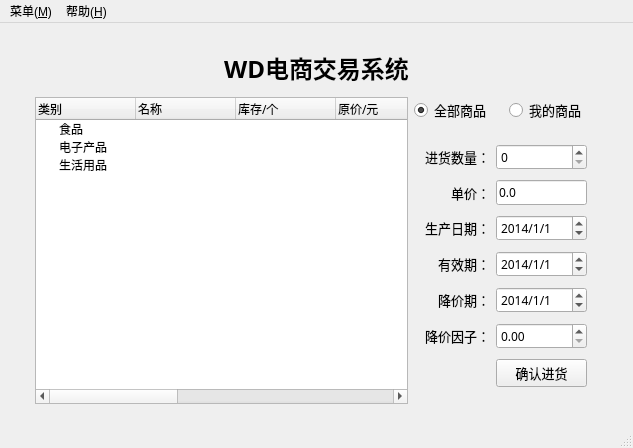
The window that mainwindow.ui (drcege/WD) describes before a commit, drawn with Qt 5.
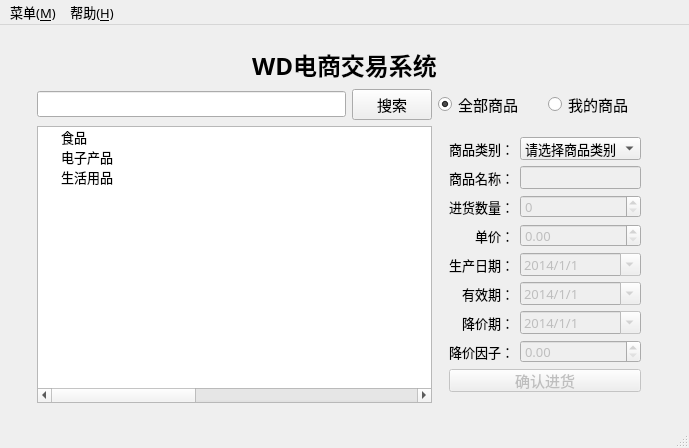
The same window after the commit. The open tabs and pages were chosen to show the change.

Commit message: add combobox, repair widget.enabled

Patch:
```diff
--- a/mainwindow.ui
+++ b/mainwindow.ui
@@ -6,7 +6,7 @@
    <rect>
     <x>0</x>
     <y>0</y>
-    <width>633</width>
+    <width>689</width>
     <height>448</height>
    </rect>
   </property>
@@ -22,6 +22,12 @@
     <height>400</height>
    </size>
   </property>
+  <property name="font">
+   <font>
+    <family>微软雅黑</family>
+    <pointsize>10</pointsize>
+   </font>
+  </property>
   <property name="focusPolicy">
    <enum>Qt::StrongFocus</enum>
   </property>
@@ -497,8 +503,21 @@
        </layout>
       </widget>
       <widget class="QWidget" name="mainPage">
-       <layout class="QGridLayout" name="gridLayout_5" rowstretch="1,1,6" columnstretch="1,28,2,2,1">
-        <item row="0" column="1" colspan="3">
+       <layout class="QGridLayout" name="gridLayout_5" rowstretch="2,1,10" columnstretch="1,20,3,2,2,1">
+        <item row="0" column="0" rowspan="3">
+         <spacer name="horizontalSpacer_3">
+          <property name="orientation">
+           <enum>Qt::Horizontal</enum>
+          </property>
+          <property name="sizeHint" stdset="0">
+           <size>
+            <width>22</width>
+            <height>20</height>
+           </size>
+          </property>
+         </spacer>
+        </item>
+        <item row="0" column="1" colspan="4">
          <widget class="QLabel" name="label_head_2">
           <property name="font">
            <font>
@@ -516,14 +535,101 @@
           </property>
          </widget>
         </item>
-        <item row="1" column="1" rowspan="2">
+        <item row="0" column="5" rowspan="3">
+         <spacer name="horizontalSpacer_5">
+          <property name="orientation">
+           <enum>Qt::Horizontal</enum>
+          </property>
+          <property name="sizeHint" stdset="0">
+           <size>
+            <width>22</width>
+            <height>20</height>
+           </size>
+          </property>
+         </spacer>
+        </item>
+        <item row="1" column="1">
+         <widget class="QLineEdit" name="lineEdit"/>
+        </item>
+        <item row="1" column="2">
+         <widget class="QPushButton" name="pushButton">
+          <property name="font">
+           <font>
+            <pointsize>11</pointsize>
+           </font>
+          </property>
+          <property name="text">
+           <string>搜索</string>
+          </property>
+         </widget>
+        </item>
+        <item row="1" column="3">
+         <widget class="QRadioButton" name="radioButton">
+          <property name="font">
+           <font>
+            <pointsize>11</pointsize>
+           </font>
+          </property>
+          <property name="text">
+           <string>全部商品</string>
+          </property>
+          <property name="checked">
+           <bool>true</bool>
+          </property>
+          <attribute name="buttonGroup">
+           <string notr="true">buttonGroup_2</string>
+          </attribute>
+         </widget>
+        </item>
+        <item row="1" column="4">
+         <widget class="QRadioButton" name="radioButton_2">
+          <property name="font">
+           <font>
+            <pointsize>11</pointsize>
+           </font>
+          </property>
+          <property name="text">
+           <string>我的商品</string>
+          </property>
+          <attribute name="buttonGroup">
+           <string notr="true">buttonGroup_2</string>
+          </attribute>
+         </widget>
+        </item>
+        <item row="2" column="1" colspan="2">
          <widget class="QTreeWidget" name="treeWidget">
+          <property name="font">
+           <font>
+            <pointsize>10</pointsize>
+           </font>
+          </property>
+          <property name="showDropIndicator" stdset="0">
+           <bool>true</bool>
+          </property>
+          <property name="dragEnabled">
+           <bool>false</bool>
+          </property>
+          <property name="dragDropOverwriteMode">
+           <bool>false</bool>
+          </property>
+          <property name="defaultDropAction">
+           <enum>Qt::IgnoreAction</enum>
+          </property>
           <property name="rootIsDecorated">
            <bool>true</bool>
           </property>
           <property name="sortingEnabled">
            <bool>false</bool>
           </property>
+          <property name="wordWrap">
+           <bool>false</bool>
+          </property>
+          <property name="headerHidden">
+           <bool>false</bool>
+          </property>
+          <attribute name="headerVisible">
+           <bool>false</bool>
+          </attribute>
           <attribute name="headerHighlightSections">
            <bool>false</bool>
           </attribute>
@@ -531,56 +637,141 @@
            <property name="text">
             <string>类别</string>
            </property>
+           <property name="font">
+            <font>
+             <family>微软雅黑</family>
+             <pointsize>10</pointsize>
+             <weight>50</weight>
+             <bold>false</bold>
+            </font>
+           </property>
           </column>
           <column>
            <property name="text">
             <string>名称</string>
            </property>
+           <property name="font">
+            <font>
+             <family>微软雅黑</family>
+             <pointsize>10</pointsize>
+             <weight>50</weight>
+             <bold>false</bold>
+            </font>
+           </property>
           </column>
           <column>
            <property name="text">
             <string>库存/个</string>
            </property>
+           <property name="font">
+            <font>
+             <family>微软雅黑</family>
+             <pointsize>10</pointsize>
+             <weight>50</weight>
+             <bold>false</bold>
+            </font>
+           </property>
           </column>
           <column>
            <property name="text">
             <string>原价/元</string>
            </property>
+           <property name="font">
+            <font>
+             <family>微软雅黑</family>
+             <pointsize>10</pointsize>
+             <weight>50</weight>
+             <bold>false</bold>
+            </font>
+           </property>
           </column>
           <column>
            <property name="text">
             <string>现价/元</string>
            </property>
+           <property name="font">
+            <font>
+             <family>微软雅黑</family>
+             <pointsize>10</pointsize>
+             <weight>50</weight>
+             <bold>false</bold>
+            </font>
+           </property>
           </column>
           <column>
            <property name="text">
             <string>卖家</string>
            </property>
+           <property name="font">
+            <font>
+             <family>微软雅黑</family>
+             <pointsize>10</pointsize>
+             <weight>50</weight>
+             <bold>false</bold>
+            </font>
+           </property>
           </column>
           <column>
            <property name="text">
             <string>生产日期</string>
            </property>
+           <property name="font">
+            <font>
+             <family>微软雅黑</family>
+             <pointsize>10</pointsize>
+             <weight>50</weight>
+             <bold>false</bold>
+            </font>
+           </property>
           </column>
           <column>
            <property name="text">
             <string>有效期</string>
            </property>
+           <property name="font">
+            <font>
+             <family>微软雅黑</family>
+             <pointsize>10</pointsize>
+             <weight>50</weight>
+             <bold>false</bold>
+            </font>
+           </property>
           </column>
           <column>
            <property name="text">
             <string>降价期</string>
            </property>
+           <property name="font">
+            <font>
+             <family>微软雅黑</family>
+             <pointsize>10</pointsize>
+             <weight>50</weight>
+             <bold>false</bold>
+            </font>
+           </property>
           </column>
           <column>
            <property name="text">
             <string>降价因子</string>
            </property>
+           <property name="font">
+            <font>
+             <family>微软雅黑</family>
+             <pointsize>10</pointsize>
+             <weight>50</weight>
+             <bold>false</bold>
+            </font>
+           </property>
           </column>
           <item>
            <property name="text">
             <string>食品</string>
            </property>
+           <property name="font">
+            <font>
+             <pointsize>10</pointsize>
+            </font>
+           </property>
            <property name="text">
             <string/>
            </property>
@@ -608,6 +799,17 @@
            <property name="text">
             <string/>
            </property>
+           <property name="font">
+            <font>
+             <family>微软雅黑</family>
+             <pointsize>10</pointsize>
+             <weight>75</weight>
+             <bold>true</bold>
+            </font>
+           </property>
+           <property name="flags">
+            <set>ItemIsSelectable|ItemIsUserCheckable|ItemIsEnabled</set>
+           </property>
           </item>
           <item>
            <property name="text">
@@ -616,6 +818,12 @@
            <property name="text">
             <string/>
            </property>
+           <property name="font">
+            <font>
+             <family>微软雅黑</family>
+             <pointsize>10</pointsize>
+            </font>
+           </property>
            <property name="text">
             <string/>
            </property>
@@ -648,6 +856,12 @@
            <property name="text">
             <string/>
            </property>
+           <property name="font">
+            <font>
+             <family>微软雅黑</family>
+             <pointsize>10</pointsize>
+            </font>
+           </property>
            <property name="text">
             <string/>
            </property>
@@ -675,110 +889,14 @@
           </item>
          </widget>
         </item>
-        <item row="1" column="2">
-         <widget class="QRadioButton" name="radioButton">
-          <property name="font">
-           <font>
-            <pointsize>10</pointsize>
-           </font>
-          </property>
-          <property name="text">
-           <string>全部商品</string>
-          </property>
-          <property name="checked">
-           <bool>true</bool>
-          </property>
-          <attribute name="buttonGroup">
-           <string notr="true">buttonGroup_2</string>
-          </attribute>
-         </widget>
-        </item>
-        <item row="1" column="3">
-         <widget class="QRadioButton" name="radioButton_2">
-          <property name="font">
-           <font>
-            <pointsize>10</pointsize>
-           </font>
-          </property>
-          <property name="text">
-           <string>我的商品</string>
-          </property>
-          <attribute name="buttonGroup">
-           <string notr="true">buttonGroup_2</string>
-          </attribute>
-         </widget>
-        </item>
-        <item row="2" column="0">
-         <spacer name="horizontalSpacer_3">
-          <property name="orientation">
-           <enum>Qt::Horizontal</enum>
-          </property>
-          <property name="sizeHint" stdset="0">
-           <size>
-            <width>22</width>
-            <height>20</height>
-           </size>
-          </property>
-         </spacer>
-        </item>
-        <item row="2" column="2" colspan="2">
+        <item row="2" column="3" colspan="2">
          <widget class="QStackedWidget" name="stackedWidget_2">
           <property name="currentIndex">
            <number>0</number>
           </property>
           <widget class="QWidget" name="page_buyer">
-           <layout class="QGridLayout" name="gridLayout_4" columnstretch="1,1,0">
-            <item row="0" column="2">
-             <widget class="QSpinBox" name="spinBox_buyer">
-              <property name="readOnly">
-               <bool>false</bool>
-              </property>
-             </widget>
-            </item>
-            <item row="0" column="0">
-             <widget class="QLabel" name="label_amount">
-              <property name="font">
-               <font>
-                <family>微软雅黑</family>
-                <pointsize>10</pointsize>
-                <weight>50</weight>
-                <bold>false</bold>
-               </font>
-              </property>
-              <property name="text">
-               <string>购买数量：</string>
-              </property>
-              <property name="alignment">
-               <set>Qt::AlignRight|Qt::AlignTrailing|Qt::AlignVCenter</set>
-              </property>
-             </widget>
-            </item>
-            <item row="1" column="0">
-             <widget class="QLabel" name="label_price">
-              <property name="font">
-               <font>
-                <family>微软雅黑</family>
-                <pointsize>10</pointsize>
-                <weight>50</weight>
-                <bold>false</bold>
-               </font>
-              </property>
-              <property name="text">
-               <string>金额：</string>
-              </property>
-              <property name="alignment">
-               <set>Qt::AlignRight|Qt::AlignTrailing|Qt::AlignVCenter</set>
-              </property>
-             </widget>
-            </item>
-            <item row="1" column="2">
-             <widget class="QLineEdit" name="lineEdit_price">
-              <property name="readOnly">
-               <bool>true</bool>
-              </property>
-             </widget>
-            </item>
-            <item row="2" column="0">
+           <layout class="QGridLayout" name="gridLayout_6" columnstretch="1,1">
+            <item row="3" column="0">
              <widget class="QLabel" name="label_discount">
               <property name="font">
                <font>
@@ -866,8 +984,72 @@
            </layout>
           </widget>
           <widget class="QWidget" name="page_seller">
-           <layout class="QGridLayout" name="gridLayout_6">
+           <layout class="QGridLayout" name="gridLayout_4" columnstretch="1,1">
             <item row="0" column="0">
+             <widget class="QLabel" name="label_class">
+              <property name="font">
+               <font>
+                <pointsize>10</pointsize>
+               </font>
+              </property>
+              <property name="text">
+               <string>商品类别：</string>
+              </property>
+              <property name="alignment">
+               <set>Qt::AlignRight|Qt::AlignTrailing|Qt::AlignVCenter</set>
+              </property>
+             </widget>
+            </item>
+            <item row="0" column="1">
+             <widget class="QComboBox" name="comboBox">
+              <property name="currentText">
+               <string>请选择商品类别</string>
+              </property>
+              <item>
+               <property name="text">
+                <string>请选择商品类别</string>
+               </property>
+              </item>
+              <item>
+               <property name="text">
+                <string>食品</string>
+               </property>
+              </item>
+              <item>
+               <property name="text">
+                <string>电子产品</string>
+               </property>
+              </item>
+              <item>
+               <property name="text">
+                <string>生活用品</string>
+               </property>
+              </item>
+             </widget>
+            </item>
+            <item row="1" column="0">
+             <widget class="QLabel" name="label_name">
+              <property name="font">
+               <font>
+                <pointsize>10</pointsize>
+               </font>
+              </property>
+              <property name="text">
+               <string>商品名称：</string>
+              </property>
+              <property name="alignment">
+               <set>Qt::AlignRight|Qt::AlignTrailing|Qt::AlignVCenter</set>
+              </property>
+             </widget>
+            </item>
+            <item row="1" column="1">
+             <widget class="QLineEdit" name="lineEdit_name">
+              <property name="enabled">
+               <bool>false</bool>
+              </property>
+             </widget>
+            </item>
+            <item row="2" column="0">
              <widget class="QLabel" name="label_in">
               <property name="font">
                <font>
@@ -883,14 +1065,26 @@
               </property>
              </widget>
             </item>
-            <item row="0" column="1">
+            <item row="2" column="1">
              <widget class="QSpinBox" name="spinBox_seller">
+              <property name="enabled">
+               <bool>false</bool>
+              </property>
+              <property name="sizePolicy">
+               <sizepolicy hsizetype="Preferred" vsizetype="Fixed">
+                <horstretch>0</horstretch>
+                <verstretch>0</verstretch>
+               </sizepolicy>
+              </property>
               <property name="readOnly">
                <bool>false</bool>
               </property>
+              <property name="maximum">
+               <number>9999</number>
+              </property>
              </widget>
             </item>
-            <item row="1" column="0">
+            <item row="3" column="0">
              <widget class="QLabel" name="label_unit">
               <property name="font">
                <font>
@@ -906,14 +1100,7 @@
               </property>
              </widget>
             </item>
-            <item row="1" column="1">
-             <widget class="QLineEdit" name="lineEdit_unit">
-              <property name="text">
-               <string>0.0</string>
-              </property>
-             </widget>
-            </item>
-            <item row="2" column="0">
+            <item row="4" column="0">
              <widget class="QLabel" name="label_produce">
               <property name="font">
                <font>
@@ -929,11 +1116,23 @@
               </property>
              </widget>
             </item>
-            <item row="2" column="1">
+            <item row="4" column="1">
              <widget class="QDateEdit" name="dateEdit_produce">
+              <property name="enabled">
+               <bool>false</bool>
+              </property>
+              <property name="sizePolicy">
+               <sizepolicy hsizetype="Preferred" vsizetype="Fixed">
+                <horstretch>0</horstretch>
+                <verstretch>0</verstretch>
+               </sizepolicy>
+              </property>
               <property name="displayFormat">
                <string>yyyy/M/d</string>
               </property>
+              <property name="calendarPopup">
+               <bool>true</bool>
+              </property>
               <property name="date">
                <date>
                 <year>2014</year>
@@ -943,7 +1142,7 @@
               </property>
              </widget>
             </item>
-            <item row="3" column="0">
+            <item row="5" column="0">
              <widget class="QLabel" name="label_validity">
               <property name="font">
                <font>
@@ -959,11 +1158,23 @@
               </property>
              </widget>
             </item>
-            <item row="3" column="1">
+            <item row="5" column="1">
              <widget class="QDateEdit" name="dateEdit_validity">
+              <property name="enabled">
+               <bool>false</bool>
+              </property>
+              <property name="sizePolicy">
+               <sizepolicy hsizetype="Preferred" vsizetype="Fixed">
+                <horstretch>0</horstretch>
+                <verstretch>0</verstretch>
+               </sizepolicy>
+              </property>
               <property name="displayFormat">
                <string>yyyy/M/d</string>
               </property>
+              <property name="calendarPopup">
+               <bool>true</bool>
+              </property>
               <property name="date">
                <date>
                 <year>2014</year>
@@ -973,7 +1184,7 @@
               </property>
              </widget>
             </item>
-            <item row="4" column="0">
+            <item row="6" column="0">
              <widget class="QLabel" name="label_reduce">
               <property name="font">
                <font>
@@ -989,11 +1200,23 @@
               </property>
              </widget>
             </item>
-            <item row="4" column="1">
+            <item row="6" column="1">
              <widget class="QDateEdit" name="dateEdit_reduce">
+              <property name="enabled">
+               <bool>false</bool>
+              </property>
+              <property name="sizePolicy">
+               <sizepolicy hsizetype="Preferred" vsizetype="Fixed">
+                <horstretch>0</horstretch>
+                <verstretch>0</verstretch>
+               </sizepolicy>
+              </property>
               <property name="displayFormat">
                <string>yyyy/M/d</string>
               </property>
+              <property name="calendarPopup">
+               <bool>true</bool>
+              </property>
               <property name="date">
                <date>
                 <year>2014</year>
@@ -1003,7 +1226,7 @@
               </property>
              </widget>
             </item>
-            <item row="5" column="0">
+            <item row="7" column="0">
              <widget class="QLabel" name="label">
               <property name="font">
                <font>
@@ -1013,17 +1236,39 @@
               <property name="text">
                <string>降价因子：</string>
               </property>
+              <property name="alignment">
+               <set>Qt::AlignRight|Qt::AlignTrailing|Qt::AlignVCenter</set>
+              </property>
              </widget>
             </item>
-            <item row="5" column="1">
-             <widget class="QDoubleSpinBox" name="doubleSpinBox"/>
+            <item row="7" column="1">
+             <widget class="QDoubleSpinBox" name="doubleSpinBox">
+              <property name="enabled">
+               <bool>false</bool>
+              </property>
+              <property name="sizePolicy">
+               <sizepolicy hsizetype="Preferred" vsizetype="Fixed">
+                <horstretch>0</horstretch>
+                <verstretch>0</verstretch>
+               </sizepolicy>
+              </property>
+              <property name="maximum">
+               <double>0.990000000000000</double>
+              </property>
+              <property name="singleStep">
+               <double>0.010000000000000</double>
+              </property>
+             </widget>
             </item>
-            <item row="6" column="1">
+            <item row="8" column="0" colspan="2">
              <widget class="QPushButton" name="pushButton_in">
+              <property name="enabled">
+               <bool>false</bool>
+              </property>
               <property name="font">
                <font>
                 <family>微软雅黑</family>
-                <pointsize>10</pointsize>
+                <pointsize>11</pointsize>
                </font>
               </property>
               <property name="text">
@@ -1034,6 +1279,19 @@
               </property>
              </widget>
             </item>
+            <item row="3" column="1">
+             <widget class="QDoubleSpinBox" name="doubleSpinBox_price">
+              <property name="enabled">
+               <bool>false</bool>
+              </property>
+              <property name="maximum">
+               <double>9999999.990000000223517</double>
+              </property>
+              <property name="singleStep">
+               <double>0.010000000000000</double>
+              </property>
+             </widget>
+            </item>
            </layout>
           </widget>
          </widget>
@@ -1063,7 +1321,7 @@
     <rect>
      <x>0</x>
      <y>0</y>
-     <width>633</width>
+     <width>689</width>
      <height>23</height>
     </rect>
    </property>
```
Left out of the diff: 127 changed lines with no effect on the pictures. The commit also changes 3 other files.
